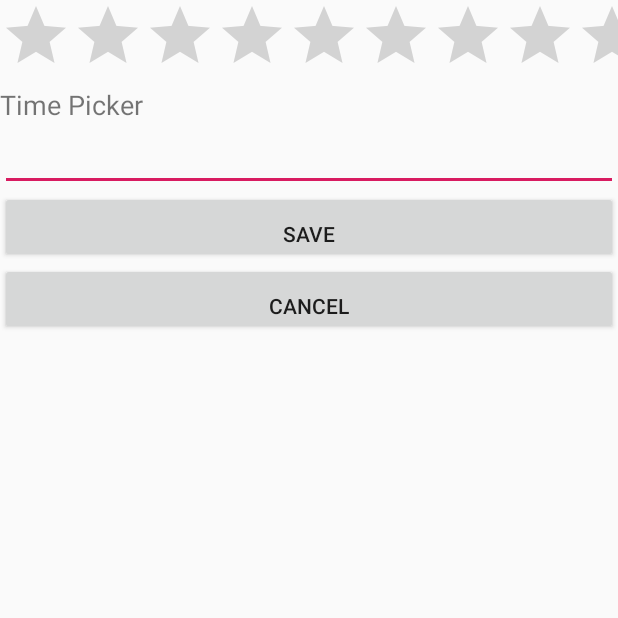
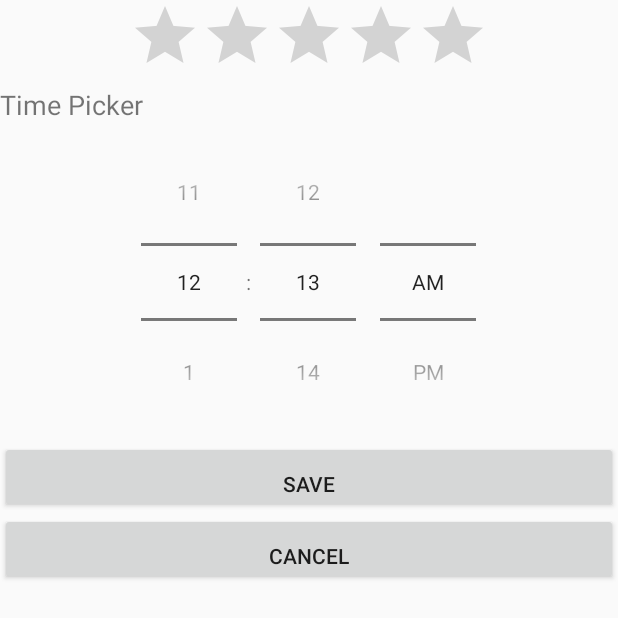
Before and after one commit to samdan-school/mmoo, an Android app: the layout ratingbar_timepicker.xml on its own in the app's theme, with its tools: preview values and no code run, on a phone screen of 412 x 824 dp. Shown: the top 618 px of the screen. Run offline under Robolectric (Android 15) with nearby library versions, the phone set to English and light mode, and no system bars.

Commit message:
finished rating

```diff
--- a/app/build.gradle
+++ b/app/build.gradle
@@ -5,7 +5,7 @@ android {
     buildToolsVersion "29.0.2"
     defaultConfig {
         applicationId "com.example.myapplication"
-        minSdkVersion 15
+        minSdkVersion 23
         targetSdkVersion 29
         versionCode 1
         versionName "1.0"
--- a/app/src/main/java/com/example/myapplication/MainActivity.java
+++ b/app/src/main/java/com/example/myapplication/MainActivity.java
@@ -10,6 +10,8 @@ import android.view.View;
 public class MainActivity extends StateHelper implements View.OnClickListener {
     private Bundle bundleNameAge;
     private Bundle bundleCheckboxDate;
+    private Bundle bundleRadioTime;
+    private Bundle bundleRatingTime;
 
     @Override
     protected void onCreate(Bundle savedInstanceState) {
@@ -26,6 +28,8 @@ public class MainActivity extends StateHelper implements View.OnClickListener {
         if (bundle != null) {
             bundleNameAge = bundle.getBundle(SAVE_NAME_AGE);
             bundleCheckboxDate = bundle.getBundle(SAVE_CHECKBOX_DATE);
+            bundleRadioTime = bundle.getBundle(SAVE_RADIO_TIME);
+            bundleRatingTime = bundle.getBundle(SAVE_RATING_TIME);
         }
     }
 
@@ -48,11 +52,13 @@ public class MainActivity extends StateHelper implements View.OnClickListener {
             case R.id.btnRadioTimePicker:
                 Log.i("Main", "radio");
                 intent.setAction("rt");
+                intent.putExtra(SAVE_RADIO_TIME, bundleRadioTime);
                 break;
 
             case R.id.btnRatingBarTimePicker:
                 Log.i("Main", "rating");
                 intent.setAction("rbt");
+                intent.putExtra(SAVE_RATING_TIME, bundleRatingTime);
                 break;
             default:
                 Log.e("Main", "No activity found");
--- a/app/src/main/java/com/example/myapplication/NameAgeActivity.java
+++ b/app/src/main/java/com/example/myapplication/NameAgeActivity.java
@@ -8,8 +8,8 @@ import android.widget.EditText;
 public class NameAgeActivity extends StateHelper {
     private Bundle state = new Bundle();
 
-    EditText etName;
-    EditText etAge;
+    private EditText etName;
+    private EditText etAge;
 
     protected void onCreate(Bundle savedInstanceState) {
         super.onCreate(savedInstanceState);
--- a/app/src/main/res/layout/ratingbar_timepicker.xml
+++ b/app/src/main/res/layout/ratingbar_timepicker.xml
@@ -6,10 +6,11 @@
 
     <RatingBar
             android:id="@+id/ratingBar"
-        android:layout_width="match_parent"
+            android:layout_width="wrap_content"
             android:layout_height="wrap_content"
             android:layout_gravity="center|top"
-        android:numStars="5" />
+            android:numStars="5"
+            android:stepSize="1" />
 
     <TextView
             android:layout_width="match_parent"
@@ -17,14 +18,11 @@
             android:text="@string/time"
             android:textSize="18sp" />
 
-    <EditText
-        android:id="@+id/etTime"
+    <TimePicker
+            android:id="@+id/tp"
             android:layout_width="match_parent"
             android:layout_height="wrap_content"
-        android:layout_gravity="center_vertical"
-        android:ems="10"
-        android:gravity="center"
-        android:inputType="time" />
+            android:timePickerMode="spinner" />
 
     <Button
             android:id="@+id/btnSave"
```
Also changed, not shown: app/src/main/java/com/example/myapplication/CheckboxDateActivity.java (+4 -5 lines), app/src/main/java/com/example/myapplication/RadioTimeActivity.java (+39 -2 lines), app/src/main/java/com/example/myapplication/RatingBarTimeActivity.java (+38 -2 lines), app/src/main/java/com/example/myapplication/StateHelper.java (+28 -0 lines). Lines whose indentation alone changed are shown as unchanged.
